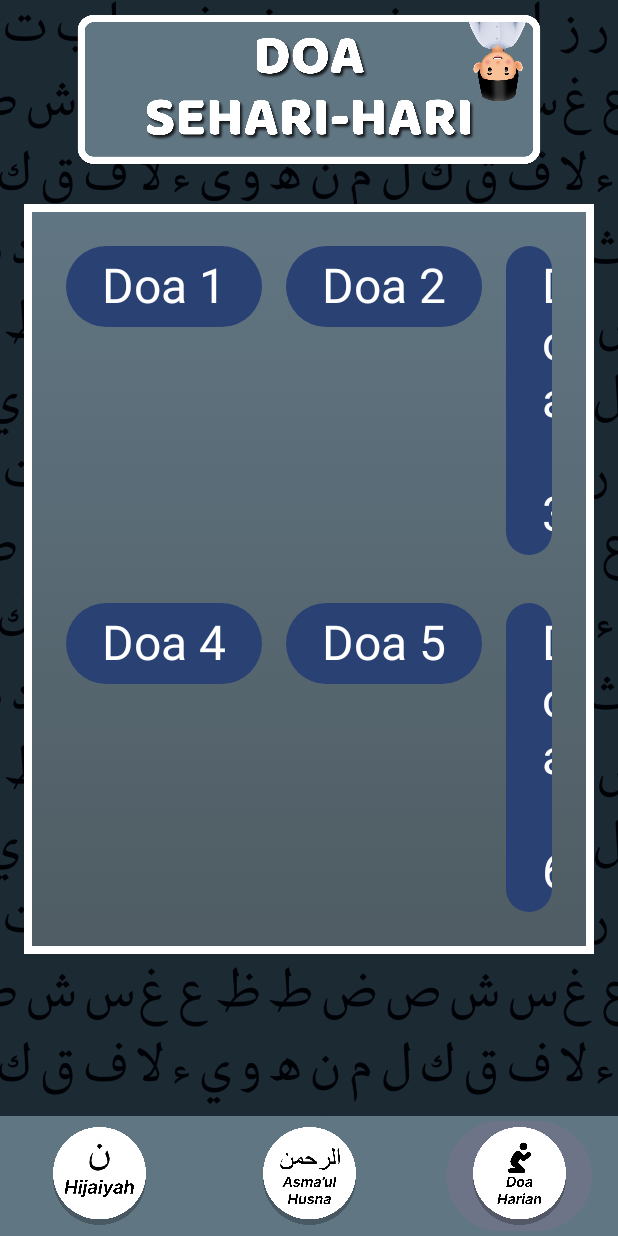
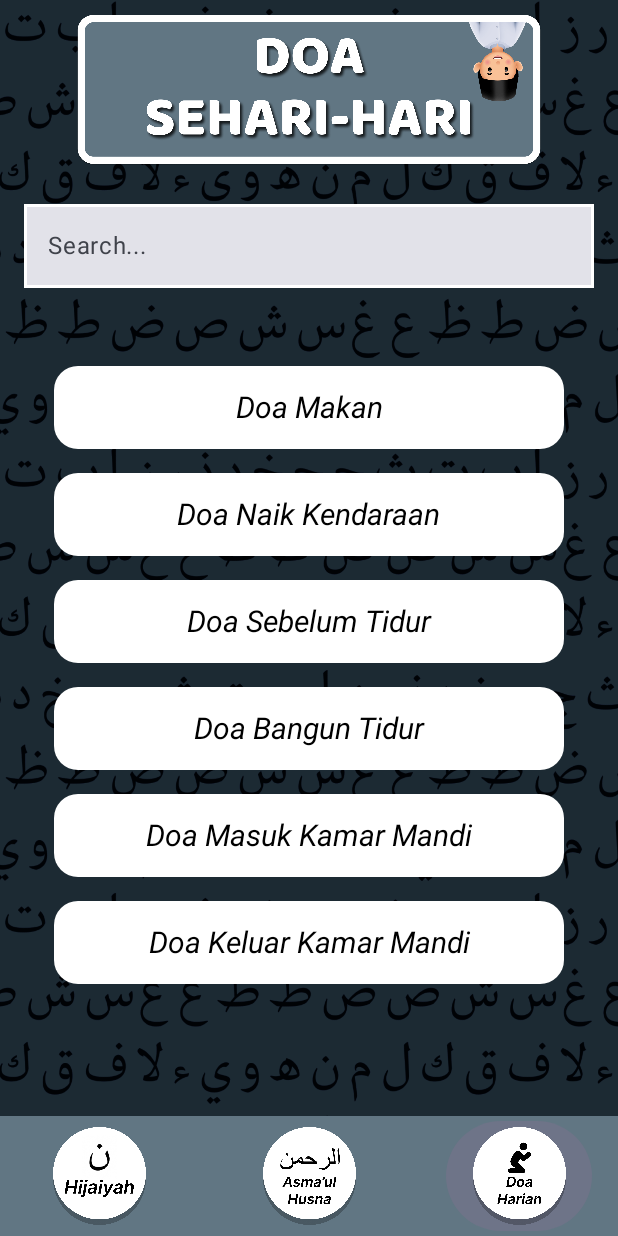
Before and after one commit to heronhoga/hijaiyah, an Android app built with Jetpack Compose: the ContentActivity screen opened directly, with no data from a screen before it, item 3 of the bottom bar chosen, on a phone screen of 412 x 824 dp. Run offline under Robolectric (Android 15) with nearby library versions, the light colour scheme and no system bars.

Commit message:
fix:make layout for Doa Harian page

```diff
--- a/app/src/main/java/com/ngablak/hijaiyah/ContentActivity.kt
+++ b/app/src/main/java/com/ngablak/hijaiyah/ContentActivity.kt
@@ -23,6 +23,7 @@ import androidx.compose.ui.graphics.Color
 import androidx.compose.ui.layout.ContentScale
 import androidx.compose.ui.res.painterResource
 import androidx.compose.ui.text.TextStyle
+import androidx.compose.ui.text.font.FontStyle
 import androidx.compose.ui.text.font.FontWeight
 import androidx.compose.ui.text.style.TextAlign
 import androidx.compose.ui.tooling.preview.Preview
@@ -206,7 +207,7 @@ fun Content(selectedItem: Int) {
             Column {
                 Banner(imageRes = R.drawable.banner_doa)
                 DoaHarianContent(
-                    items = listOf("Doa 1", "Doa 2", "Doa 3", "Doa 4", "Doa 5", "Doa 6")
+                    items = listOf("Doa Makan", "Doa Naik Kendaraan", "Doa Sebelum Tidur", "Doa Bangun Tidur", "Doa Masuk Kamar Mandi", "Doa Keluar Kamar Mandi")
                 )
             }
         }
@@ -342,9 +343,10 @@ fun BubbleText(text: String, onClick: () -> Unit) {
     Box(
         modifier = Modifier
             .size(160.dp, 60.dp)
+            .clip(RoundedCornerShape(50.dp))
             .background(Color.White)
             .padding(8.dp)
-            .clip(RoundedCornerShape(50.dp))
+
             .clickable { onClick() },
         contentAlignment = Alignment.Center
     ) {
@@ -388,45 +390,48 @@ fun AutoSizeText(text: String, maxFontSize: Int = 20) {
 
 @Composable
 fun DoaHarianContent(items: List<String>) {
+    var searchQuery by remember { mutableStateOf("") }
+    val filteredItems = items.filter { it.contains(searchQuery, ignoreCase = true) }
+
+    Column {
+        SearchBar(
+            query = searchQuery,
+            onQueryChanged = { searchQuery = it }
+        )
         Box(
             modifier = Modifier
                 .fillMaxWidth()
                 .padding(16.dp)
-            .border(BorderStroke(5.dp, Color.White))
-            .background(
-                brush = Brush.verticalGradient(
-                    colors = listOf(
-                        Color(0xFF617683),
-                        Color(0xFF4F5C63)
-                    )
-                )
-            )
                 .padding(20.dp)
+
         ) {
-        DefaultScrollableContent(items = items)
+            DoaHarianScrollableContent(items = filteredItems)
+        }
     }
 }
 
 @Composable
-fun DefaultScrollableContent(items: List<String>) {
+fun DoaHarianScrollableContent(items: List<String>) {
     LazyColumn(
         verticalArrangement = Arrangement.spacedBy(16.dp)
     ) {
-        items(items.chunked(3)) { rowItems ->
-            Row(
-                modifier = Modifier.fillMaxWidth(),
-                horizontalArrangement = Arrangement.SpaceEvenly
-            ) {
-                rowItems.forEach { item ->
-                    Button(
-                        onClick = { /*TODO*/ },
-                        modifier = Modifier.padding(8.dp)
-                    ) {
-                        Text(item, style = TextStyle(fontSize = 32.sp))
+        items(items) { item ->
+            DoaHarianItem(item = item)
         }
     }
 }
-        }
+
+@Composable
+fun DoaHarianItem(item: String) {
+    Box(
+        modifier = Modifier
+            .fillMaxWidth()
+            .clip(RoundedCornerShape(16.dp)) // Apply the clip modifier before the background
+            .background(Color.White)
+            .padding(16.dp),
+        contentAlignment = Alignment.Center
+    ) {
+        Text(item, style = TextStyle(fontSize = 20.sp, color = Color.Black, fontStyle = FontStyle.Italic))
     }
 }
 
```
Lines whose indentation alone changed are shown as unchanged.
